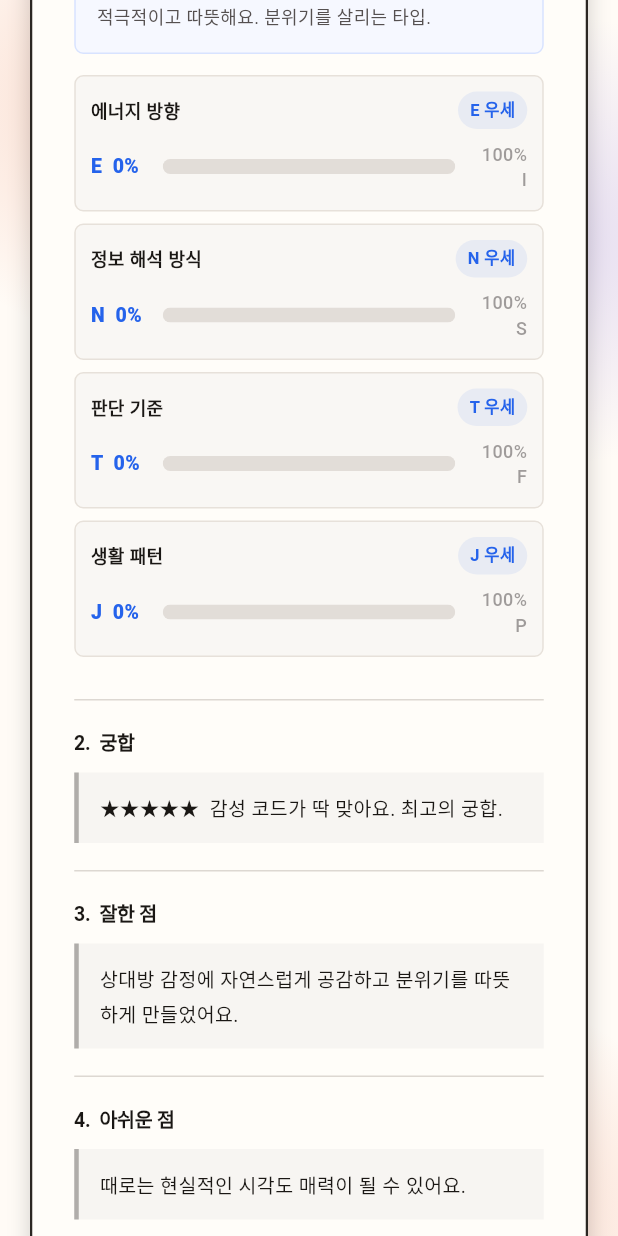
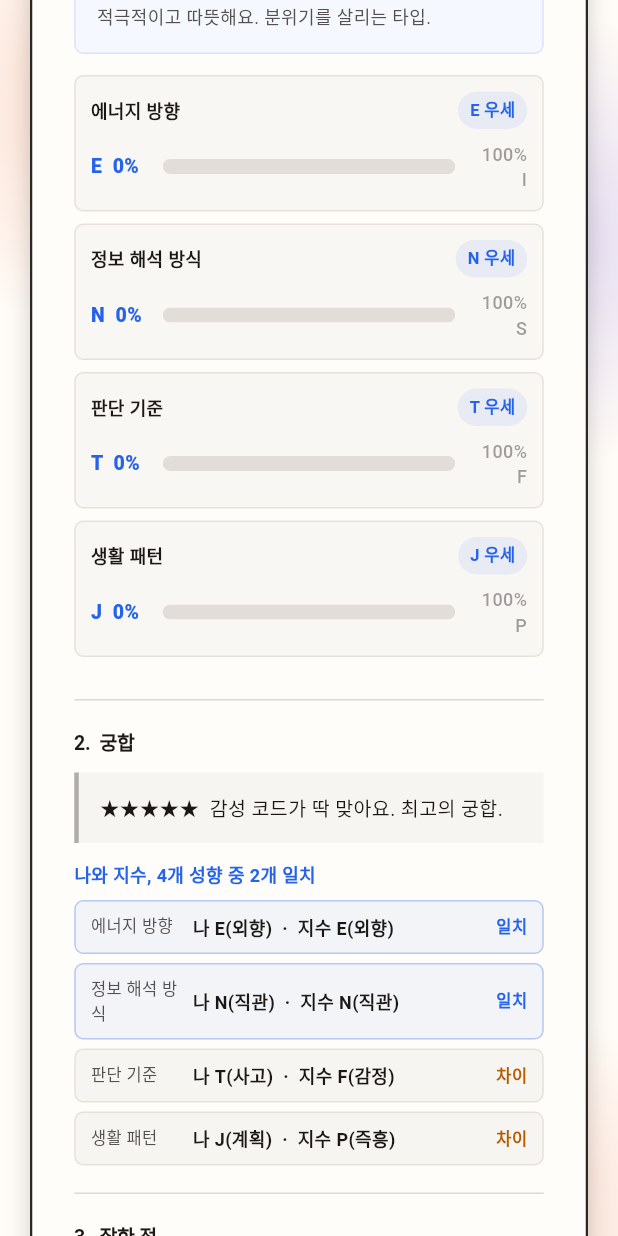
Before and after one commit to malone186/TYPE_DATE, a Flutter app: the ResultReportScreen screen opened directly with empty values, scrolled down 576 dp, on a phone screen of 412 x 824 dp. Run offline on Flutter 3.47's test engine with Material 3 defaults, Android fonts, the phone set to English and light mode, and no system bars; our stand-ins replace flutter_riverpod, shared_preferences; accounts and stored records are empty; Roboto replaces fonts that are missing (Pretendard).

Commit message:
260711 이우진

```diff
--- a/lib/data/episode1_script.dart
+++ b/lib/data/episode1_script.dart
@@ -101,13 +101,17 @@ List<ChatLine> closingScriptFor(Ending ending) {
 final List<ChatLine> jisuOpeningScript = [
   const ChatLine('system', '홍대의 한 카페. 창가 자리, 문이 열리고 지수가 먼저 손을 든다', isSystemNote: true),
   const ChatLine('지수', '저 여기 있어요! ㅎㅎ'),
+  const ChatLine('me', '아 네! 안녕하세요, 찾느라 두리번거렸는데 바로 보이네요ㅎㅎ'),
   const ChatLine('me', '사진보다 훨씬 밝은 분위기다.', isMonologue: true),
   const ChatLine('system', '주인공이 맞은편에 앉는다. 지수가 메뉴판을 훑는다', isSystemNote: true),
   const ChatLine('지수', '{name}씨 맞으시죠? 사진이랑은 느낌이 조금 다르네요ㅎㅎ'),
+  const ChatLine('me', '네 맞아요! 반가워요, 지수 씨도 사진이랑 비슷하시네요ㅎㅎ'),
   const ChatLine('지수', '뭐 드시겠어요? 저는 아이스 아메리카노로 할게요'),
+  const ChatLine('me', '저도 아이스 아메리카노로 할게요'),
   const ChatLine('system', '주문 완료. 잠깐 정적이 흐른다', isSystemNote: true),
   const ChatLine('지수', '이런 자리가 처음이라 좀 떨리네요ㅎㅎ 그래도 얘기하다 보면 금방 편해질 것 같아요'),
-  const ChatLine('me', '나도 비슷한데 괜히 티 내는 것 같아서 가만히 있었다.', isMonologue: true),
+  const ChatLine('me', '저도 비슷해요. 근데 지수 씨랑 얘기하다 보니까 벌써 좀 편해지는 것 같아요'),
+  const ChatLine('me', '사실 나도 많이 떨렸는데 괜히 티 내는 게 부끄러워서 웃음으로 넘겼다.', isMonologue: true),
   const ChatLine('system', '커피가 나온다. 지수가 한 모금 마시고 컵을 내려놓으며 편하게 앉는다', isSystemNote: true),
 ];
 
--- a/lib/screens/blind_date_chat_screen.dart
+++ b/lib/screens/blind_date_chat_screen.dart
@@ -236,7 +236,7 @@ class _BlindDateChatScreenState extends ConsumerState<BlindDateChatScreen> {
 
     return Scaffold(
       body: GlowBackground(
-        showLogoWatermark: true,
+        photoBackground: true,
         child: SafeArea(
           child: _chatBody(context, c, session, turn, character, displayProgress, userName),
         ),
@@ -403,6 +403,12 @@ class _BlindDateChatScreenState extends ConsumerState<BlindDateChatScreen> {
         child: _MonologueBubble(text: line.text, c: c),
       );
     }
+    if (line.sender == 'me') {
+      return Padding(
+        padding: const EdgeInsets.only(bottom: 14),
+        child: _PlayerBubble(text: line.text, c: c),
+      );
+    }
     return Padding(
       padding: const EdgeInsets.only(bottom: 14),
       child: _NpcBubble(character: character, text: _applyName(line.text, userName), c: c),
@@ -553,47 +559,62 @@ class _PlayerBubble extends StatelessWidget {
   }
 }
 
-/// 주인공 속마음 — 실제로 보내는 채팅처럼 보이되, 흐린 톤 + "속마음" 라벨로
-/// 진짜 메시지와 구분되게 함.
+/// 주인공 속마음 — 실제로 보내는 채팅과 구분되도록 점선 테두리 + 라벨 아이콘 +
+/// 불투명한 유리질 배경을 사용. (배경 사진 위에서도 또렷이 읽히도록 블러+높은 불투명도)
 class _MonologueBubble extends StatelessWidget {
   final String text;
   final TypeDateTokens c;
   const _MonologueBubble({required this.text, required this.c});
+
+  static const _radius = BorderRadius.only(
+    topLeft: Radius.circular(16),
+    topRight: Radius.circular(4),
+    bottomLeft: Radius.circular(16),
+    bottomRight: Radius.circular(16),
+  );
 
   @override
   Widget build(BuildContext context) {
     return _FadeSlideIn(
       child: Align(
         alignment: Alignment.centerRight,
+        child: ClipRRect(
+          borderRadius: _radius,
+          child: BackdropFilter(
+            filter: ImageFilter.blur(sigmaX: 12, sigmaY: 12),
             child: Container(
               constraints: BoxConstraints(maxWidth: MediaQuery.of(context).size.width * 0.72),
               padding: const EdgeInsets.symmetric(vertical: 9, horizontal: 14),
               decoration: BoxDecoration(
-            color: c.accentCoralSoft.withValues(alpha: 0.14),
-            border: Border.all(color: c.accentCoralSoft.withValues(alpha: 0.4)),
-            borderRadius: const BorderRadius.only(
-              topLeft: Radius.circular(16),
-              topRight: Radius.circular(4),
-              bottomLeft: Radius.circular(16),
-              bottomRight: Radius.circular(16),
-            ),
+                color: c.accentLavender.withValues(alpha: 0.85),
+                border: Border.all(color: c.accentLavenderDeep.withValues(alpha: 0.7), width: 1),
+                borderRadius: _radius,
               ),
               child: Column(
                 crossAxisAlignment: CrossAxisAlignment.end,
                 mainAxisSize: MainAxisSize.min,
                 children: [
+                  Row(
+                    mainAxisSize: MainAxisSize.min,
+                    children: [
+                      const Icon(Icons.cloud_outlined, size: 11, color: Colors.white),
+                      const SizedBox(width: 4),
                       Text(
                         '속마음',
-                style: TypeDateTextStyles.caption(c.textMuted)
-                    .copyWith(fontSize: 10, fontWeight: FontWeight.w700),
+                        style: TypeDateTextStyles.caption(Colors.white)
+                            .copyWith(fontSize: 10, fontWeight: FontWeight.w800),
                       ),
-              const SizedBox(height: 2),
+                    ],
+                  ),
+                  const SizedBox(height: 3),
                   Text(
                     text,
                     textAlign: TextAlign.right,
-                style: TypeDateTextStyles.monologue(c.textSecondary),
+                    style: TypeDateTextStyles.monologue(Colors.white),
                   ),
                 ],
+              ),
+            ),
           ),
         ),
       ),
--- a/lib/screens/result_report_screen.dart
+++ b/lib/screens/result_report_screen.dart
@@ -307,6 +307,8 @@ class _DocumentCard extends StatelessWidget {
           _infoBlock(
             '${style.compatibilityStars}  ${style.compatibilityComment}',
           ),
+          const SizedBox(height: 12),
+          _compatibilityAxisGrid(),
 
           _sectionDivider(),
 
@@ -592,4 +594,95 @@ class _DocumentCard extends StatelessWidget {
       _ => axis,
     };
   }
+
+  // ── 나 vs 상대방 성향 비교 ──────────────────────────────────
+  static const _axisKeys = ['E', 'N', 'T', 'J'];
+
+  static const _letterWords = {
+    'E': '외향', 'I': '내향',
+    'N': '직관', 'S': '감각',
+    'T': '사고', 'F': '감정',
+    'J': '계획', 'P': '즉흥',
+  };
+
+  Widget _compatibilityAxisGrid() {
+    final mine = result.axisLetters;
+    final theirs = jisu.mbti;
+    final matchCount =
+        List.generate(4, (i) => mine[i] == theirs[i]).where((m) => m).length;
+
+    return Column(
+      crossAxisAlignment: CrossAxisAlignment.start,
+      children: [
+        Text(
+          '나와 ${jisu.name}, 4개 성향 중 $matchCount개 일치',
+          style: const TextStyle(
+            fontFamily: 'Pretendard',
+            fontSize: 12,
+            fontWeight: FontWeight.w700,
+            color: _accentBlue,
+          ),
+        ),
+        const SizedBox(height: 8),
+        for (var i = 0; i < _axisKeys.length; i++) ...[
+          _compatibilityRow(
+            _axisLabel(_axisKeys[i]),
+            mine[i],
+            theirs[i],
+          ),
+          if (i != _axisKeys.length - 1) const SizedBox(height: 6),
+        ],
+      ],
+    );
+  }
+
+  Widget _compatibilityRow(String label, String mine, String theirs) {
+    final match = mine == theirs;
+    const diffColor = Color(0xFFB35C00);
+    return Container(
+      padding: const EdgeInsets.symmetric(horizontal: 10, vertical: 8),
+      decoration: BoxDecoration(
+        color: match ? _accentBlue.withValues(alpha: 0.06) : const Color(0xFFF7F5F2),
+        borderRadius: BorderRadius.circular(6),
+        border: Border.all(
+          color: match ? _accentBlue.withValues(alpha: 0.3) : const Color(0xFFE7E1DA),
+        ),
+      ),
+      child: Row(
+        children: [
+          SizedBox(
+            width: 68,
+            child: Text(
+              label,
+              style: const TextStyle(
+                fontFamily: 'Pretendard',
+                fontSize: 11,
+                color: _paperSub,
+              ),
+            ),
+          ),
+          Expanded(
+            child: Text(
+              '나 $mine(${_letterWords[mine]})  ·  ${jisu.name} $theirs(${_letterWords[theirs]})',
+              style: const TextStyle(
+                fontFamily: 'Pretendard',
+                fontSize: 12,
+                fontWeight: FontWeight.w600,
+                color: _paperText,
+              ),
+            ),
+          ),
+          Text(
+            match ? '일치' : '차이',
+            style: TextStyle(
+              fontFamily: 'Pretendard',
+              fontSize: 11,
+              fontWeight: FontWeight.w800,
+              color: match ? _accentBlue : diffColor,
+            ),
+          ),
+        ],
+      ),
+    );
+  }
 }
--- a/lib/widgets/common.dart
+++ b/lib/widgets/common.dart
@@ -31,10 +31,17 @@ class GlowBlob extends StatelessWidget {
 /// 앱 전체 공용 배경 — bg 위에 코랄/라벤더 글로우가 떠 있는 새벽빛 무드.
 /// Scaffold body를 이 위젯으로 감싸면 모든 화면이 같은 톤을 공유한다.
 /// [showLogoWatermark]를 켜면 중앙에 TD 로고 마크가 은은하게 깔린다 (채팅 화면용).
+/// [photoBackground]를 켜면 로고 워터마크 대신 카페 사진을 은은하게 깔아 실제 만난 장소 느낌을 준다 (소개팅 채팅 화면용).
 class GlowBackground extends StatelessWidget {
   final Widget child;
   final bool showLogoWatermark;
-  const GlowBackground({super.key, required this.child, this.showLogoWatermark = false});
+  final bool photoBackground;
+  const GlowBackground({
+    super.key,
+    required this.child,
+    this.showLogoWatermark = false,
+    this.photoBackground = false,
+  });
 
   @override
   Widget build(BuildContext context) {
@@ -44,10 +51,14 @@ class GlowBackground extends StatelessWidget {
       fit: StackFit.expand,
       children: [
         Container(color: c.bg),
+        if (photoBackground) ...[
+          Image.asset('assets/images/background.png', fit: BoxFit.cover),
+          Container(color: c.bg.withValues(alpha: isDark ? 0.55 : 0.35)),
+        ],
         Positioned(top: -90, left: -70, child: GlowBlob(color: c.accentCoralSoft, size: 320)),
         Positioned(top: 10, right: -110, child: GlowBlob(color: c.accentLavender, size: 300)),
         Positioned(bottom: -140, right: -60, child: GlowBlob(color: c.accentCoralSoft, size: 300)),
-        if (showLogoWatermark)
+        if (showLogoWatermark && !photoBackground)
           Center(
             child: IgnorePointer(
               child: Opacity(
--- a/pubspec.yaml
+++ b/pubspec.yaml
@@ -64,6 +64,7 @@ flutter:
     - assets/images/logo.png
     - assets/images/logo_mark.png
     - assets/images/소개팅신 배경.png
+    - assets/images/background.png
 
   fonts:
     - family: Pretendard
```
Also changed, not shown: assets/images/background.png (added), pubspec.lock. Lines whose indentation alone changed are shown as unchanged.
